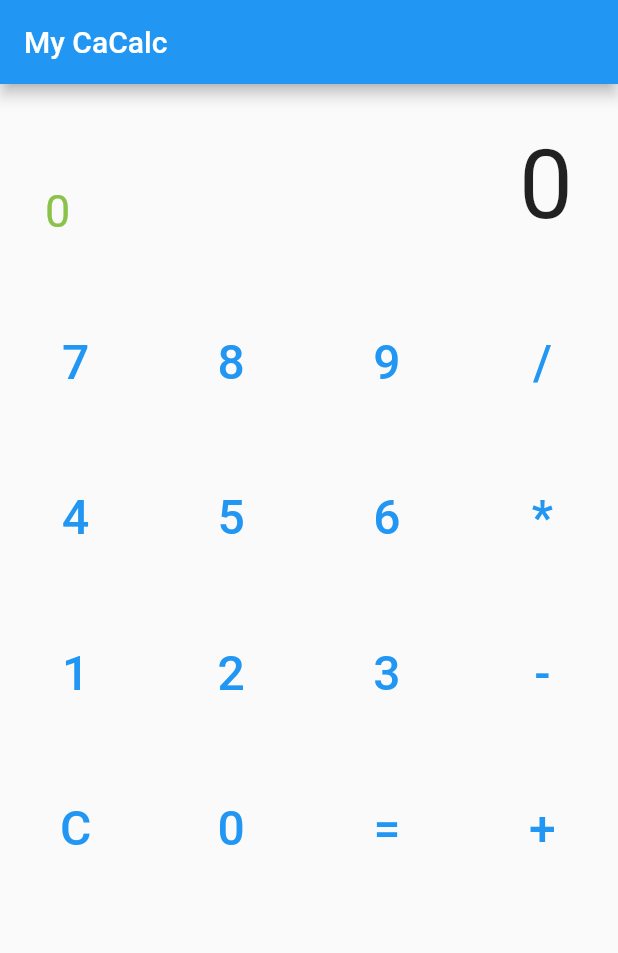
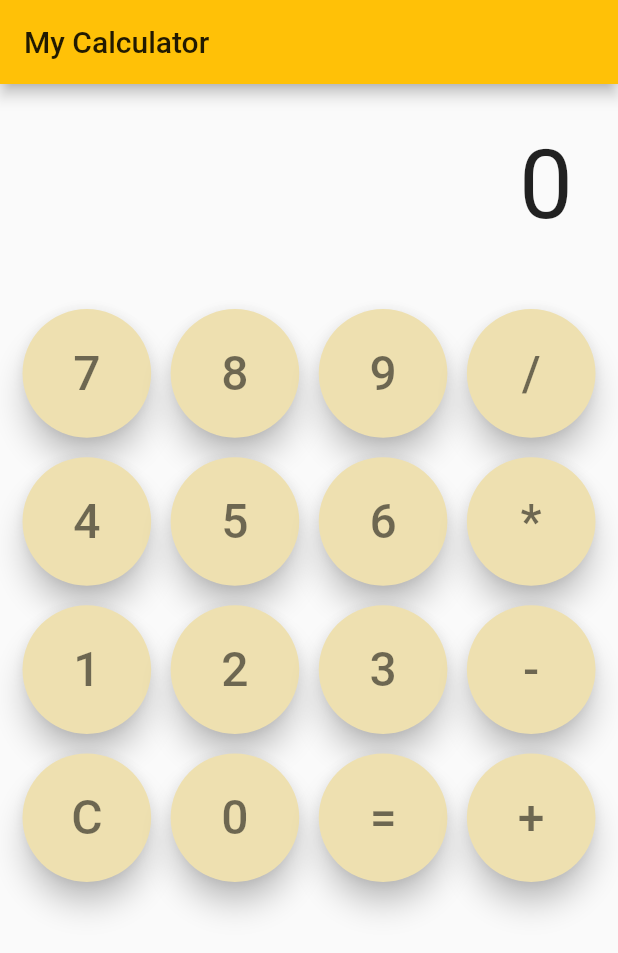
Before and after one commit to gokoku/my_calc, a Flutter app: the screen it shows after launch, on a phone screen of 412 x 824 dp. Shown: the top 953 px of the screen. Run offline on Flutter 3.47's test engine with Material 2 defaults, Android fonts, the phone set to English and light mode, and no system bars.

Commit message:
デバッグして見た目を整えた

```diff
--- a/lib/calculation.dart
+++ b/lib/calculation.dart
@@ -5,7 +5,7 @@ class Calculator {
   static List<double> _acc = [null, null]; // null: 不確定
   static int _acc_num = 0;
   static String _op = '';
-  static double _ans = null;
+  static bool _enter = false;
 
   static List receive(String str) {
     if (c_op.contains(str)) {
@@ -18,6 +18,7 @@ class Calculator {
           _acc_num = 0;
         }
         _disp[1] = '';
+        _enter = true;
       } else {
         if (_acc[0] == null) {
           _acc_num = 0;
@@ -29,11 +30,12 @@ class Calculator {
         _op = str;
       }
     } else {
-      if (_acc[0] == null || _acc[1] == null) {
+      if (_acc[_acc_num] == null || _enter) {
         _disp[0] = '';
       }
       _disp[0] += str;
       _acc[_acc_num] = double.parse(_disp[0]);
+      _enter = false;
     }
 
     print("_acc: ${_acc}   _op: ${_op}");
@@ -65,5 +67,6 @@ class Calculator {
     _acc = [null, null];
     _acc_num = 0;
     _op = '';
+    _enter = false;
   }
 }
--- a/lib/main.dart
+++ b/lib/main.dart
@@ -13,11 +13,11 @@ class MyApp extends StatelessWidget {
     return MaterialApp(
       title: 'My Calc',
       theme: ThemeData(
-        primarySwatch: Colors.blue,
+        primarySwatch: Colors.amber,
       ),
       home: Scaffold(
         appBar: AppBar(
-          title: Text("My CaCalc"),
+          title: Text("My Calculator"),
         ),
         body: Column(
           children: [
@@ -38,7 +38,7 @@ class TextField extends StatefulWidget {
 class _TextFieldState extends State<TextField> {
   static final controller = StreamController<String>.broadcast();
   String _expression = '0';
-  String _regist = '0';
+  String _regist = '';
   String _operation = '';
 
   void initState() {
@@ -78,7 +78,7 @@ class _TextFieldState extends State<TextField> {
               Text(
                 _regist,
                 style: TextStyle(
-                  color: Colors.lightGreen,
+                  color: Colors.blueGrey,
                   fontSize: 30.0,
                 ),
               )
@@ -102,6 +102,7 @@ class Keyboard extends StatelessWidget {
       flex: 2,
       child: Center(
         child: Container(
+          padding: EdgeInsets.all(10.0),
           //color: const Color(0xff87fefa),
           child: GridView.count(
             crossAxisCount: 4,
@@ -143,7 +144,14 @@ class Button extends StatelessWidget {
   @override
   Widget build(BuildContext context) {
     return Container(
-      child: TextButton(
+      padding: EdgeInsets.all(5.0),
+      child: ElevatedButton(
+        style: ElevatedButton.styleFrom(
+          primary: const Color(0xffeee0b0),
+          onPrimary: Colors.black54,
+          shape: const StadiumBorder(),
+          elevation: 8,
+        ),
         onPressed: () {
           _TextFieldState.controller.sink.add(_key);
         },
```
Also changed, not shown: pubspec.lock.
